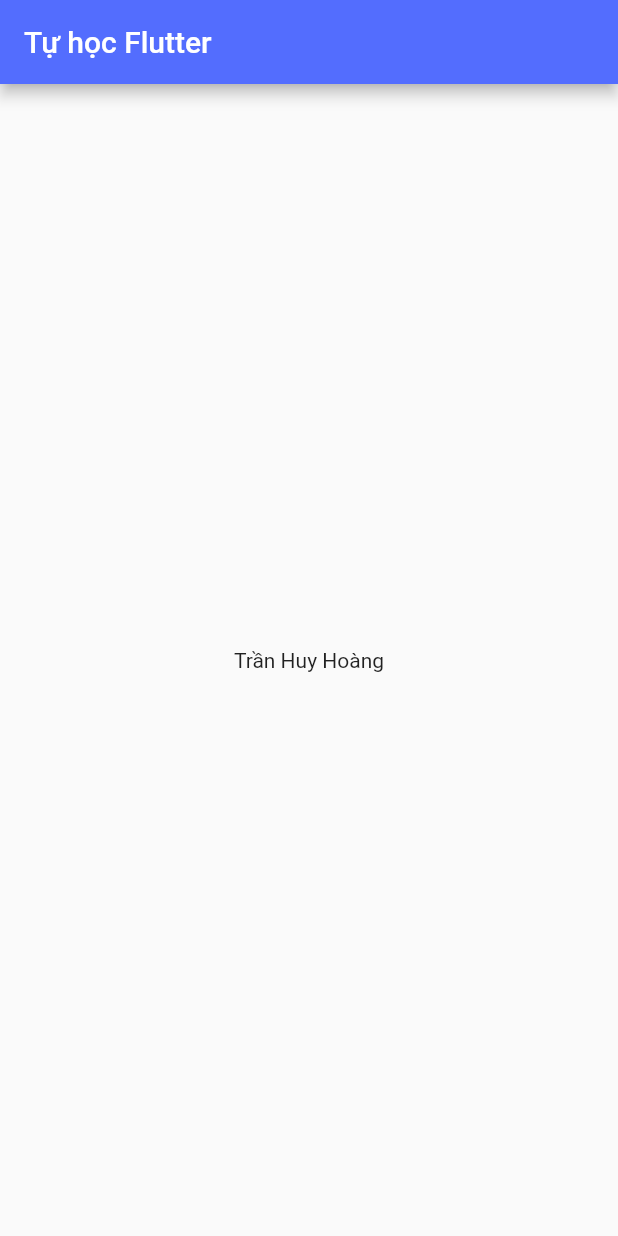
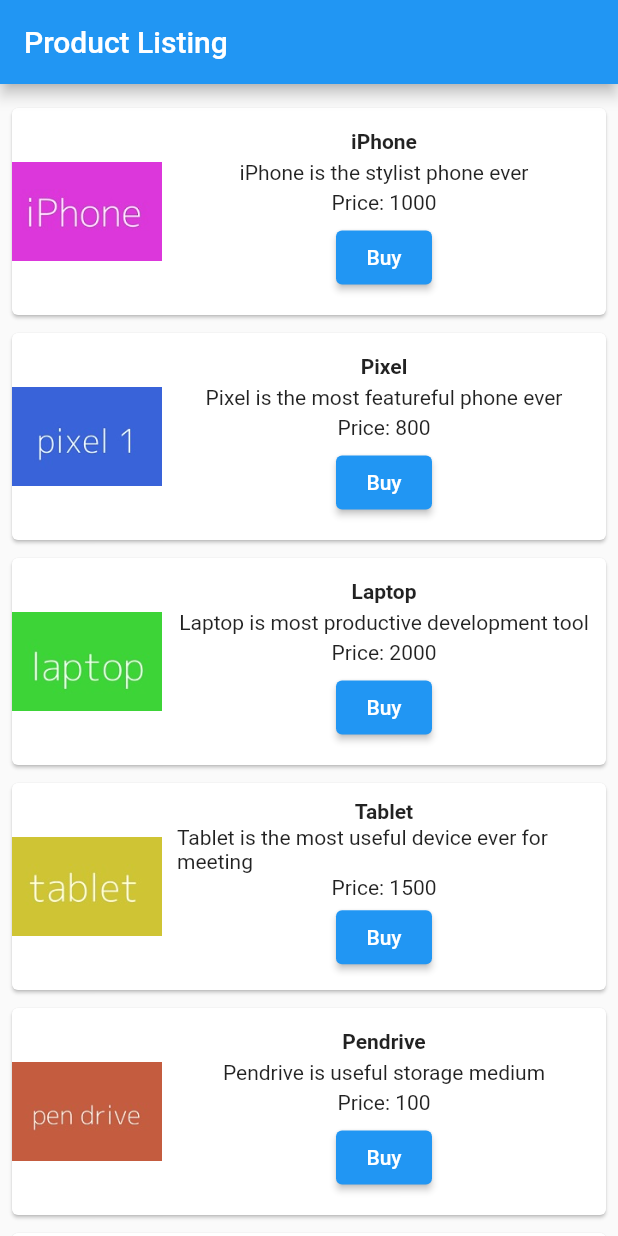
Before and after one commit to huyhoangxfc09/study_fluter, a Flutter app: the screen it shows after launch, on a phone screen of 412 x 824 dp. Run offline on Flutter 3.47's test engine with Material 2 defaults, Android fonts, the phone set to English and light mode, and no system bars.

Commit message:
test layout flutter

```diff
--- /dev/null
+++ b/lib/demo_layout/product_box.dart
@@ -0,0 +1,60 @@
+import 'package:flutter/material.dart';
+
+class ProductBox extends StatelessWidget {
+  const ProductBox({Key? key, required this.name, required this.description, required this.price, required this.image})
+      : super(key: key);
+  final String name;
+  final String description;
+  final int price;
+  final String image;
+
+  @override
+  Widget build(BuildContext context) {
+    return Container(
+        padding: const EdgeInsets.all(2), height: 150,  child: Card(
+        child: Row(
+            mainAxisAlignment: MainAxisAlignment.spaceEvenly, children: <Widget>[
+          Image.asset("assets/appimages/$image",width: 100,
+            height: 200,),
+          Expanded(
+              child: Container(
+                  padding: const EdgeInsets.all(10), child: Column(
+                      mainAxisAlignment: MainAxisAlignment.spaceEvenly,
+                      children: <Widget>[
+                      Text(name,
+                          style: const TextStyle(fontWeight: FontWeight.bold)
+                      ),
+                      Text(description),
+                      Text("Price: $price"),
+                      ElevatedButton(
+                        onPressed: () {
+                          _showSuccessSnackBar(context);
+                        },
+                        child: const Text("Buy"),
+                      ),
+                ],
+              )
+              )
+          )
+        ]
+        )
+    )
+    );
+  }
+}
+void _showSuccessSnackBar(BuildContext context) {
+  ScaffoldMessenger.of(context).showSnackBar(
+    const SnackBar(
+      content: Row(
+        children: [
+          Icon(Icons.check_circle, color: Colors.green),
+          SizedBox(width: 8),
+          Expanded(
+            child: Text("Purchase Successful"),
+          ),
+        ],
+      ),
+      duration: Duration(seconds: 3),
+    ),
+  );
+}
--- /dev/null
+++ b/lib/demo_layout/store_product.dart
@@ -0,0 +1,56 @@
+import 'package:flutter/material.dart';
+import 'package:study_fluter/demo_layout/product_box.dart';
+
+
+class StoreProduct extends StatelessWidget {
+  final String title;
+  const StoreProduct({Key? key,  required this.title}) : super(key: key);
+
+  @override
+  Widget build(BuildContext context) {
+    return Scaffold(
+        appBar: AppBar(title:const Text("Product Listing")),
+        body: ListView(
+          shrinkWrap: true, padding: const EdgeInsets.fromLTRB(2.0, 10.0, 2.0, 10.0),
+          children: const <Widget> [
+            ProductBox(
+                name: "iPhone",
+                description: "iPhone is the stylist phone ever",
+                price: 1000,
+                image: "iphone.jpg"
+            ),
+            ProductBox(
+                name: "Pixel",
+                description: "Pixel is the most featureful phone ever",
+                price: 800,
+                image: "pixel.jpg"
+            ),
+            ProductBox(
+                name: "Laptop",
+                description: "Laptop is most productive development tool",
+                price: 2000,
+                image: "laptop.jpg"
+            ),
+            ProductBox(
+                name: "Tablet",
+                description: "Tablet is the most useful device ever for meeting",
+                price: 1500,
+                image: "tablet.jpg"
+            ),
+            ProductBox(
+                name: "Pendrive",
+                description: "Pendrive is useful storage medium",
+                price: 100,
+                image: "pendrive.jpg"
+            ),
+            ProductBox(
+                name: "Floppy Drive",
+                description: "Floppy drive is useful rescue storage medium",
+                price: 20,
+                image: "floppydisk.jpg"
+            ),
+          ],
+        )
+    );
+  }
+}
--- a/lib/demo_text/test.dart
+++ /dev/null
@@ -1,27 +0,0 @@
-import 'package:flutter/material.dart';
-
-class MyWidget extends StatelessWidget {
-  final String name;
-
-  const MyWidget(this.name, {Key? key}) : super(key: key);
-
-  @override
-  Widget build(BuildContext context) {
-    return Scaffold(
-      appBar: AppBar(
-        backgroundColor: Colors.indigoAccent,
-        title: const Text("Tự học Flutter"),
-      ),
-      body: Center(
-        child: Column(
-          mainAxisAlignment: MainAxisAlignment.center,
-          children: <Widget>[
-            Text(
-              name,
-            ),
-          ],
-        ),
-      ),
-    );
-  }
-}
--- a/lib/main.dart
+++ b/lib/main.dart
@@ -1,20 +1,34 @@
 import 'package:flutter/material.dart';
-import 'package:study_fluter/demo_text/my_widget.dart';
-import 'package:study_fluter/demo_widget/my_home_page.dart';
+import 'package:study_fluter/demo_layout/store_product.dart';
 
 void main() {
   runApp(const MyApp());
 }
 
+// class MyApp extends StatelessWidget {
+//   const MyApp({super.key});
+//
+//   @override
+//   Widget build(BuildContext context) {
+//     return const MaterialApp(
+//       home: Scaffold(
+//         body: Center(
+//           child: MyWidget('Trần Huy Hoàng'),
+//         ),
+//       ),
+//     );
+//   }
+// }
 class MyApp extends StatelessWidget {
   const MyApp({super.key});
+
+  // This widget is the root of your application.
   @override
   Widget build(BuildContext context) {
-    return const MaterialApp(
-      home: Scaffold(
-        body: Center(child: MyWidget('Trần Huy Hoàng'),
-        ),
-      ),
+    return MaterialApp(
+      title: 'Flutter Demo', theme: ThemeData(
+      primarySwatch: Colors.blue,),
+      home: const StoreProduct(title: 'Product layout demo home page'),
     );
   }
 }
```
Also changed, not shown: pubspec.yaml (+7 -1 lines), assets/appimages/floppydisk.jpg (added), assets/appimages/iphone.jpg (added), assets/appimages/laptop.jpg (added), assets/appimages/pendrive.jpg (added), assets/appimages/pixel.jpg (added), assets/appimages/tablet.jpg (added).
